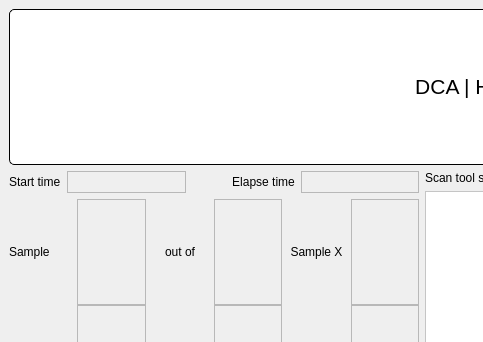
Old version of the form ui/HESEB_ScanTool_I0_plotting/HESEB_ScanTool_I0/heseb_scantool_i0.ui in the repository SESAME-Synchrotron/HESEBScanTool; both pictures show x 0 to 483 and y 0 to 342 of the 1261 by 686 pixel window.
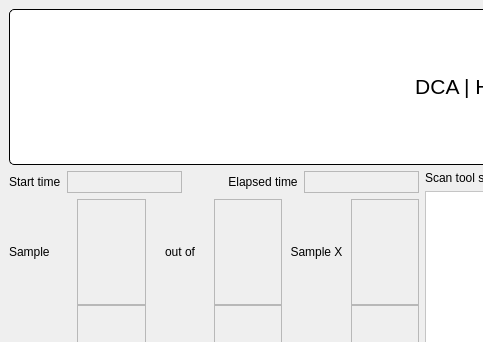
New version of the form. Custom widgets are drawn as their Qt base class.

Patch:
```diff
--- a/ui/HESEB_ScanTool_I0_plotting/HESEB_ScanTool_I0/heseb_scantool_i0.ui
+++ b/ui/HESEB_ScanTool_I0_plotting/HESEB_ScanTool_I0/heseb_scantool_i0.ui
@@ -465,7 +465,7 @@
          </sizepolicy>
         </property>
         <property name="text">
-         <string>Elapse time</string>
+         <string>Elapsed time</string>
         </property>
         <property name="alignment">
          <set>Qt::AlignCenter</set>
```
Left out of the diff: 42 changed lines with no effect on the pictures.
